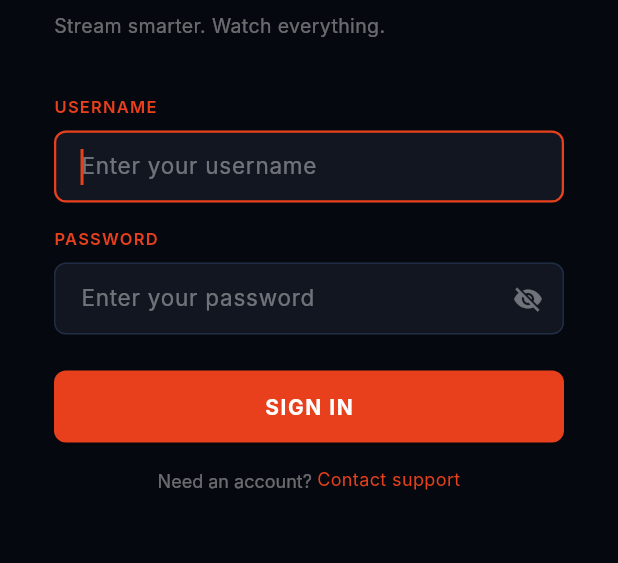
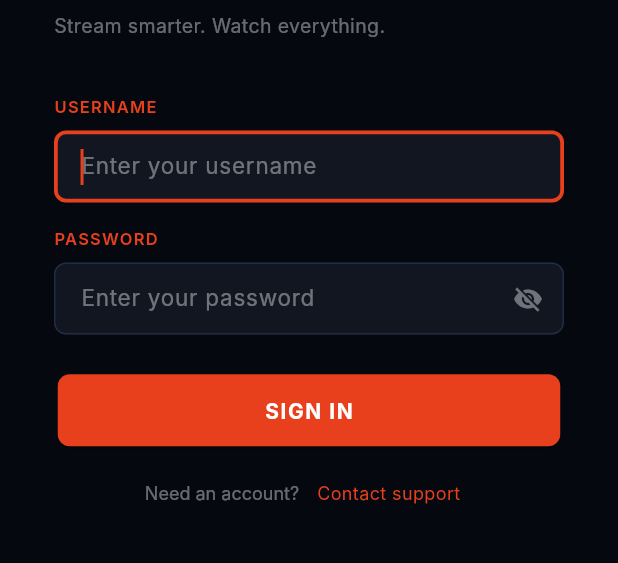
Before and after one commit to AwaisAli-ux/smart-care-tv-app, a Flutter app: the MoreScreen screen opened directly, after a tap on "Sign Out", on a phone screen of 412 x 824 dp, the part 450-1013 px from its top. Run offline on Flutter 3.47's test engine with Material 3 defaults, Android fonts, the phone set to English and light mode, and no system bars; our stand-ins replace cached_network_image, shared_preferences; missing offline and left inert: media_kit, media_kit_video; accounts and stored records are empty; network calls fail; Roboto replaces fonts that are missing (Inter).

Commit message:
Update app screens, theme, widgets, and Android config

```diff
--- a/lib/screens/detail_screen.dart
+++ b/lib/screens/detail_screen.dart
@@ -602,7 +602,11 @@ class _DetailScreenState extends State<DetailScreen> {
           key == LogicalKeyboardKey.arrowUp ||
           key == LogicalKeyboardKey.arrowDown ||
           key == LogicalKeyboardKey.arrowLeft ||
-          key == LogicalKeyboardKey.arrowRight) {
+          key == LogicalKeyboardKey.arrowRight ||
+          key.keyId == 0x10000017 ||
+          key.keyId == 0x100000017 ||
+          key.keyId == 0x1100000017 ||
+          key.keyId == 23) {
         _showControlsTemporarily();
         return KeyEventResult.handled;
       }
--- a/lib/screens/login_screen.dart
+++ b/lib/screens/login_screen.dart
@@ -1,10 +1,12 @@
 import 'package:flutter/material.dart';
+import 'package:flutter/services.dart';
 import 'package:shared_preferences/shared_preferences.dart';
 import 'package:provider/provider.dart';
 import '../theme/app_theme.dart';
 import '../models/content_model.dart';
 import '../services/app_state.dart';
 import '../services/iptv_service.dart';
+import '../widgets/tv_focus.dart';
 import 'main_shell.dart';
 
 class LoginScreen extends StatefulWidget {
@@ -19,6 +21,74 @@ class _LoginScreenState extends State<LoginScreen> {
   bool _obscure = true;
   bool _loading = false;
   String _statusMessage = '';
+
+  final FocusNode _userFocusNode = FocusNode(debugLabel: 'LoginUser');
+  final FocusNode _passFocusNode = FocusNode(debugLabel: 'LoginPass');
+  final FocusNode _loginFocusNode = FocusNode(debugLabel: 'LoginBtn');
+  final FocusNode _supportFocusNode = FocusNode(debugLabel: 'LoginSupport');
+
+  @override
+  void initState() {
+    super.initState();
+
+    _userFocusNode.onKeyEvent = (node, event) {
+      final isKeyboardOpen = MediaQuery.of(context).viewInsets.bottom > 0;
+      if (isKeyboardOpen) return KeyEventResult.ignored;
+
+      if (event is KeyDownEvent || event is KeyRepeatEvent) {
+        if (event.logicalKey == LogicalKeyboardKey.arrowDown) {
+          _passFocusNode.requestFocus();
+          return KeyEventResult.handled;
+        }
+      }
+      return KeyEventResult.ignored;
+    };
+
+    _passFocusNode.onKeyEvent = (node, event) {
+      final isKeyboardOpen = MediaQuery.of(context).viewInsets.bottom > 0;
+      if (isKeyboardOpen) return KeyEventResult.ignored;
+
+      if (event is KeyDownEvent || event is KeyRepeatEvent) {
+        if (event.logicalKey == LogicalKeyboardKey.arrowDown) {
+          _loginFocusNode.requestFocus();
+          return KeyEventResult.handled;
+        } else if (event.logicalKey == LogicalKeyboardKey.arrowUp) {
+          _userFocusNode.requestFocus();
+          return KeyEventResult.handled;
+        }
+      }
+      return KeyEventResult.ignored;
+    };
+
+    _loginFocusNode.onKeyEvent = (node, event) {
+      if (event is KeyDownEvent || event is KeyRepeatEvent) {
+        if (event.logicalKey == LogicalKeyboardKey.arrowUp) {
+          _passFocusNode.requestFocus();
+          return KeyEventResult.handled;
+        } else if (event.logicalKey == LogicalKeyboardKey.arrowDown) {
+          _supportFocusNode.requestFocus();
+          return KeyEventResult.handled;
+        }
+      }
+      return KeyEventResult.ignored;
+    };
+
+    _supportFocusNode.onKeyEvent = (node, event) {
+      if (event is KeyDownEvent || event is KeyRepeatEvent) {
+        if (event.logicalKey == LogicalKeyboardKey.arrowUp) {
+          _loginFocusNode.requestFocus();
+          return KeyEventResult.handled;
+        }
+      }
+      return KeyEventResult.ignored;
+    };
+
+    WidgetsBinding.instance.addPostFrameCallback((_) {
+      if (mounted) {
+        _userFocusNode.requestFocus();
+      }
+    });
+  }
 
   void _login() async {
     final user = _userCtrl.text.trim();
@@ -106,17 +176,21 @@ class _LoginScreenState extends State<LoginScreen> {
   void _loadContentInBackground(AppState appState, String user, String pass) async {
     appState.setContentLoading(true);
 
-    // 1. Pre-load categories (fast)
+    // 1. Pre-load categories first (needed by both channels and movies for mapping)
     await IptvService.ensureCategoriesLoaded(user, pass).catchError((_) {});
 
-    // 2. Load Live Channels and update UI immediately
-    final ch = await IptvService.getLiveChannels(user, pass)
-        .catchError((_) => <ContentItem>[]);
+    // 2. Load channels AND movies IN PARALLEL — both start at the same time.
+    //    Each future calls setState as soon as it resolves, so channels and movies
+    //    appear on screen at the same time instead of movies waiting for channels.
+    final futures = await Future.wait([
+      IptvService.getLiveChannels(user, pass).catchError((_) => <ContentItem>[]),
+      IptvService.getMovies(user, pass).catchError((_) => <ContentItem>[]),
+    ]);
+
+    final ch = futures[0];
+    final mv = futures[1];
+
     if (ch.isNotEmpty) appState.setChannels(ch);
-
-    // 3. Load Movies and update UI immediately
-    final mv = await IptvService.getMovies(user, pass)
-        .catchError((_) => <ContentItem>[]);
     if (mv.isNotEmpty) appState.setMovies(mv);
 
     // All done
@@ -127,6 +201,10 @@ class _LoginScreenState extends State<LoginScreen> {
   void dispose() {
     _userCtrl.dispose();
     _passCtrl.dispose();
+    _userFocusNode.dispose();
+    _passFocusNode.dispose();
+    _loginFocusNode.dispose();
+    _supportFocusNode.dispose();
     super.dispose();
   }
 
@@ -224,8 +302,10 @@ class _LoginScreenState extends State<LoginScreen> {
           const SizedBox(height: 8),
           TextField(
             controller: _userCtrl,
+            focusNode: _userFocusNode,
             autofocus: true,
             textInputAction: TextInputAction.next,
+            onEditingComplete: () => _passFocusNode.requestFocus(),
             style: const TextStyle(
                 color: AppColors.textPrimary, fontFamily: 'Inter'),
             decoration: const InputDecoration(hintText: 'Enter your username'),
@@ -242,14 +322,17 @@ class _LoginScreenState extends State<LoginScreen> {
           const SizedBox(height: 8),
           TextField(
             controller: _passCtrl,
+            focusNode: _passFocusNode,
             obscureText: _obscure,
             textInputAction: TextInputAction.done,
             style: const TextStyle(
                 color: AppColors.textPrimary, fontFamily: 'Inter'),
+            onEditingComplete: () => _loginFocusNode.requestFocus(),
             onSubmitted: (_) => _login(),
             decoration: InputDecoration(
               hintText: 'Enter your password',
               suffixIcon: IconButton(
+                focusNode: FocusNode(skipTraversal: true),
                 icon: Icon(_obscure ? Icons.visibility_off : Icons.visibility,
                     color: AppColors.textTertiary, size: 20),
                 onPressed: () => setState(() => _obscure = !_obscure),
@@ -259,11 +342,21 @@ class _LoginScreenState extends State<LoginScreen> {
           const SizedBox(height: 24),
 
           // Button
-          SizedBox(
+          TvFocusable(
+            focusNode: _loginFocusNode,
+            onActivate: _loading ? null : _login,
+            scaleOnFocus: true,
+            borderRadius: 8,
+            child: SizedBox(
               width: double.infinity,
               height: 48,
               child: ElevatedButton(
                 onPressed: _loading ? null : _login,
+                style: ElevatedButton.styleFrom(
+                  backgroundColor: AppColors.accent,
+                  foregroundColor: Colors.white,
+                  shape: RoundedRectangleBorder(borderRadius: BorderRadius.circular(8)),
+                ),
                 child: _loading
                     ? Row(
                         mainAxisAlignment: MainAxisAlignment.center,
@@ -286,6 +379,7 @@ class _LoginScreenState extends State<LoginScreen> {
                             letterSpacing: 1.0)),
               ),
             ),
+          ),
           const SizedBox(height: 16),
 
           Center(
@@ -298,18 +392,30 @@ class _LoginScreenState extends State<LoginScreen> {
                 children: [
                   const TextSpan(text: "Need an account? "),
                   WidgetSpan(
+                    alignment: PlaceholderAlignment.middle,
+                    child: TvFocusable(
+                      focusNode: _supportFocusNode,
+                      scaleOnFocus: true,
+                      borderRadius: 4,
+                      onActivate: () => ScaffoldMessenger.of(context).showSnackBar(
+                        const SnackBar(
+                            content: Text('Contact your service provider')),
+                      ),
                       child: InkWell(
                         onTap: () => ScaffoldMessenger.of(context).showSnackBar(
                           const SnackBar(
                               content: Text('Contact your service provider')),
                         ),
                         borderRadius: BorderRadius.circular(4),
-                      focusColor: AppColors.accent.withValues(alpha: 0.2),
-                      child: const Text('Contact support',
+                        child: const Padding(
+                          padding: EdgeInsets.symmetric(horizontal: 6, vertical: 2),
+                          child: Text('Contact support',
                               style: TextStyle(
                                   color: AppColors.accent,
                                   fontSize: 12,
                                   fontFamily: 'Inter')),
+                        ),
+                      ),
                     ),
                   ),
                 ],
--- a/lib/services/app_state.dart
+++ b/lib/services/app_state.dart
@@ -4,43 +4,37 @@ import '../models/content_model.dart';
 import 'iptv_service.dart';
 import 'device_profile_service.dart';
 
-/// These brand keywords define "featured" channels.
-/// Each brand gets ONE representative at the front, interleaved randomly.
-const _kFeaturedBrands = [
-  'cnn',
-  'bbc',
-  'espn',
-  'animal planet',
-  'fox news',
-  'al jazeera',
-  'sky news',
-  'bloomberg',
-  'discovery',
-  'national geographic',
-  'nat geo',
-  'cnbc',
-  'msnbc',
-  'eurosport',
-  'sky sports',
-  'fox sports',
-  'nfl network',
-  'nba tv',
-  'beinsport',
-  'bein sport',
-  'mtv',
-  'vh1',
-  'cartoon network',
-  'disney channel',
-  'nickelodeon',
-  'hbo',
-  'showtime',
-  'history',
-  'tlc',
-  'dazn',
-  'nbc',
-  'abc news',
-  'cbs',
-];
+// ── Top-level so compute() can invoke it on a background isolate ───────────
+// Must be top-level (not a class method) for Flutter's compute() to work.
+List<ContentItem> _buildFeaturedChannelListIsolate(List<ContentItem> raw) {
+  const brandKeywords = [
+    'cnn', 'bbc', 'espn', 'animal planet', 'fox news', 'al jazeera',
+    'sky news', 'bloomberg', 'discovery', 'national geographic', 'nat geo',
+    'cnbc', 'msnbc', 'eurosport', 'sky sports', 'fox sports', 'nfl network',
+    'nba tv', 'beinsport', 'bein sport', 'mtv', 'vh1', 'cartoon network',
+    'disney channel', 'nickelodeon', 'hbo', 'showtime', 'history', 'tlc',
+    'dazn', 'nbc', 'abc news', 'cbs',
+  ];
+  final used = <String>{};
+  final featured = <ContentItem>[];
+  final remaining = <ContentItem>[];
+  for (final brand in brandKeywords) {
+    for (final ch in raw) {
+      if (used.contains(ch.id)) continue;
+      if (ch.title.toLowerCase().contains(brand)) {
+        featured.add(ch);
+        used.add(ch.id);
+        break;
+      }
+    }
+  }
+  for (final ch in raw) {
+    if (!used.contains(ch.id)) remaining.add(ch);
+  }
+  return [...featured, ...remaining];
+}
+
+
 
 class AppState extends ChangeNotifier {
   Set<String> _favoriteIds = {};
@@ -248,11 +242,15 @@ class AppState extends ChangeNotifier {
     notifyListeners();
   }
 
-  void setContent(
+  /// Sets all content — channel sorting runs on a background isolate
+  /// via compute() to avoid UI jank with large channel lists (1000+ items).
+  Future<void> setContent(
       List<ContentItem> channels,
       List<ContentItem> movies,
-      List<ContentItem> series) {
-    _channels = _buildFeaturedChannelList(channels);
+      List<ContentItem> series) async {
+    // Sort channels on a background isolate — O(brands × channels) can be
+    // slow on large IPTV providers (5000+ channels) and would stutter the UI.
+    _channels = await compute(_buildFeaturedChannelListIsolate, channels);
     _movies = movies;
     _series = series;
     _isContentLoading = false;
@@ -260,8 +258,9 @@ class AppState extends ChangeNotifier {
     notifyListeners();
   }
 
-  void setChannels(List<ContentItem> channels) {
-    _channels = _buildFeaturedChannelList(channels);
+  /// Updates channels only — sorting runs on a background isolate.
+  Future<void> setChannels(List<ContentItem> channels) async {
+    _channels = await compute(_buildFeaturedChannelListIsolate, channels);
     notifyListeners();
   }
 
@@ -297,7 +296,7 @@ class AppState extends ChangeNotifier {
         IptvService.getMovies(_username, _password),
         IptvService.getSeries(_username, _password),
       ]);
-      setContent(results[0], results[1], results[2]);
+      await setContent(results[0], results[1], results[2]);
       debugPrint('[AppState] refreshContent() ✅ '
           '${results[0].length} channels, ${results[1].length} movies, ${results[2].length} series');
     } catch (e) {
@@ -336,36 +335,6 @@ class AppState extends ChangeNotifier {
     notifyListeners();
   }
 
-  // ── Channel ordering: diversified featured list ──────────────────────────
-  /// Builds a channel list where:
-  ///  - ONE representative of each famous brand (CNN, BBC, ESPN, etc.) is
-  ///    picked first and placed at the front in a mixed/interleaved order.
-  ///  - All remaining channels follow after.
-  ///
-  /// This ensures variety: the user sees CNN, then BBC, then ESPN, then
-  /// Animal Planet — NOT all CNN channels grouped together first.
-  static List<ContentItem> _buildFeaturedChannelList(List<ContentItem> raw) {
-    final used = <String>{};      // IDs already placed in the featured section
-    final featured = <ContentItem>[];
-    final remaining = <ContentItem>[];
-
-    // For each brand keyword, find ONE matching channel not yet selected
-    for (final brand in _kFeaturedBrands) {
-      for (final ch in raw) {
-        if (used.contains(ch.id)) continue;
-        if (ch.title.toLowerCase().contains(brand)) {
-          featured.add(ch);
-          used.add(ch.id);
-          break; // only ONE per brand keyword
-        }
-      }
-    }
-
-    // All channels not in the featured list go to remaining
-    for (final ch in raw) {
-      if (!used.contains(ch.id)) remaining.add(ch);
-    }
-
-    return [...featured, ...remaining];
-  }
 }
+// The featured-channel sorting logic lives at the top of this file
+// as _buildFeaturedChannelListIsolate() so compute() can call it.
--- a/lib/theme/app_theme.dart
+++ b/lib/theme/app_theme.dart
@@ -116,7 +116,7 @@ class AppTheme {
           ),
           focusedBorder: OutlineInputBorder(
             borderRadius: BorderRadius.circular(8),
-            borderSide: const BorderSide(color: AppColors.accent, width: 1.5),
+            borderSide: const BorderSide(color: AppColors.accent, width: 2.5),
           ),
           hintStyle: const TextStyle(
               color: AppColors.textTertiary, fontFamily: 'Inter'),
```
Also changed, not shown: lib/screens/home_screen.dart (+7 -5 lines), lib/widgets/common_widgets.dart (+6 -1 lines), 3 other files. Lines whose indentation alone changed are shown as unchanged.
